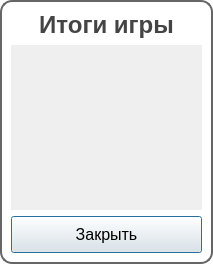
Old version of the form gameoverdialog.ui in the repository SophaGekk/domino.
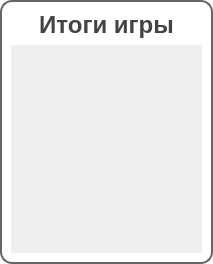
New version of the form.

The edit to the form file:
```diff
--- a/gameoverdialog.ui
+++ b/gameoverdialog.ui
@@ -50,23 +50,13 @@
         <x>0</x>
         <y>0</y>
         <width>191</width>
-        <height>148</height>
+        <height>194</height>
        </rect>
       </property>
       <layout class="QVBoxLayout" name="playersLayout"/>
      </widget>
     </widget>
    </item>
-   <item>
-    <widget class="QPushButton" name="closeButton">
-     <property name="styleSheet">
-      <string>padding: 8px 16px; font-size: 16px;</string>
-     </property>
-     <property name="text">
-      <string>Закрыть</string>
-     </property>
-    </widget>
-   </item>
    <item>
     <layout class="QVBoxLayout" name="verticalLayout_3"/>
    </item>
```
